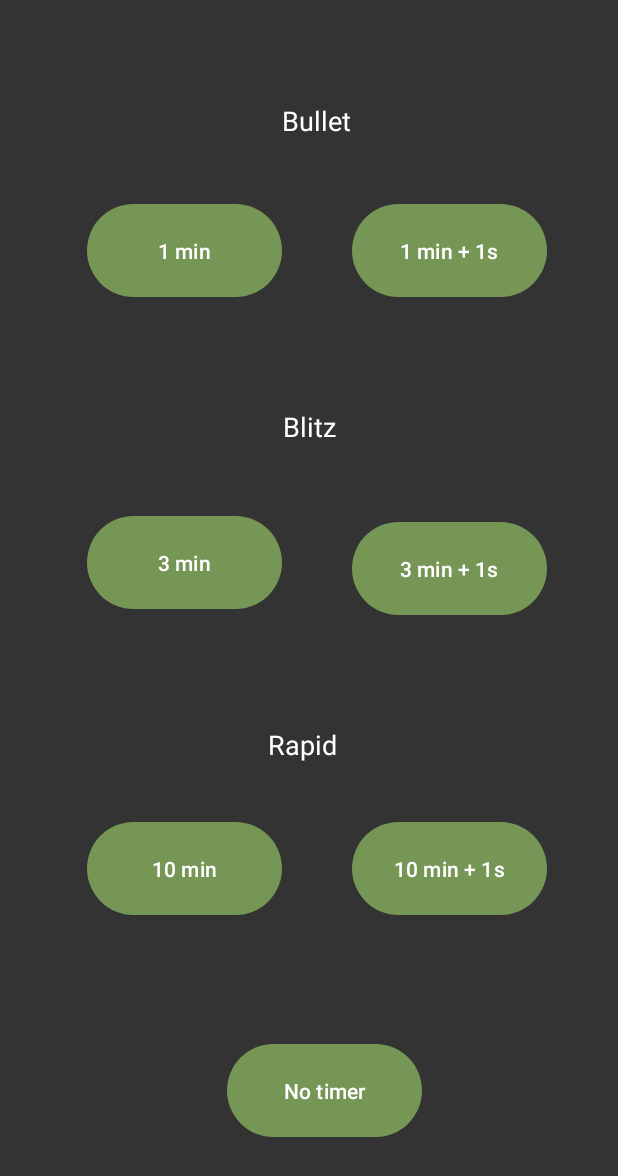
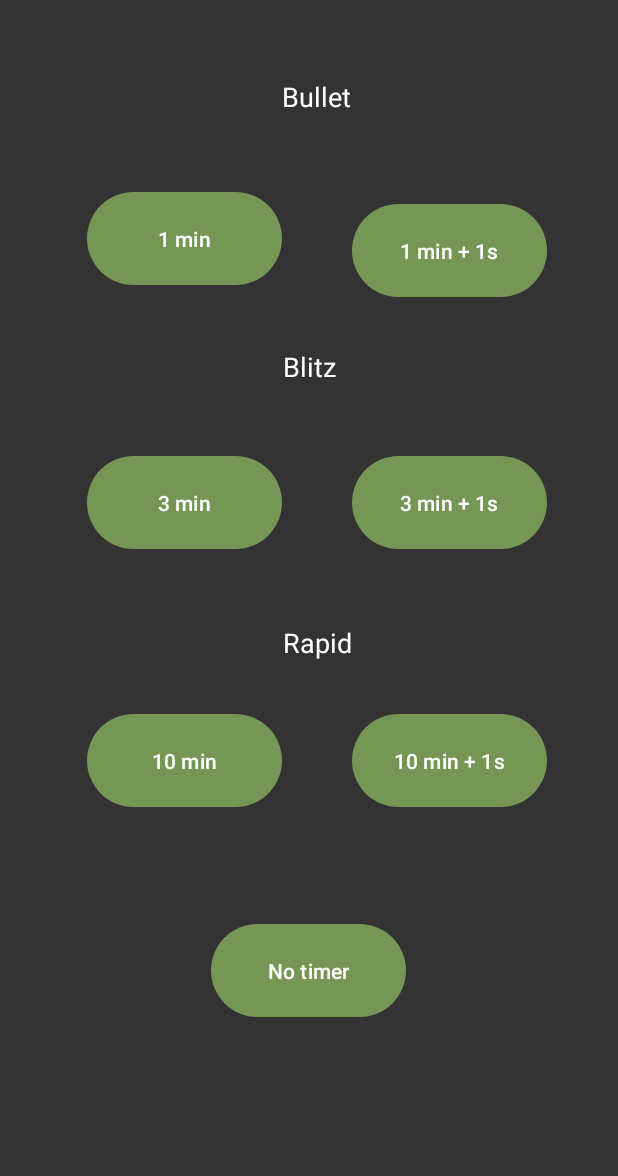
Before and after one commit to NabilAbdelouahed/Chess-Everywhere, an Android app: the ChooseTimer screen opened directly, with no data from a screen before it, on a phone screen of 412 x 824 dp. Shown: the top 1176 px of the screen. Run offline under Robolectric (Android 15) with nearby library versions, the phone set to English and light mode, and no system bars.

Commit message:
display adapted to screen fix remaining features to add { stalemate, en passant, show possible moves on the board for selected piece, red tile when king is checked, 50 moves rule}

```diff
--- a/app/src/main/res/layout/activity_choose_timer.xml
+++ b/app/src/main/res/layout/activity_choose_timer.xml
@@ -11,10 +11,10 @@
         android:id="@+id/bullet"
         android:layout_width="60dp"
         android:layout_height="70dp"
-        android:layout_marginTop="68dp"
+        android:layout_marginTop="52dp"
         android:text="Bullet"
+        android:textColor="@color/white"
         android:textSize="18sp"
-        android:textColor="@color/white"
         app:layout_constraintEnd_toEndOf="parent"
         app:layout_constraintHorizontal_bias="0.535"
         app:layout_constraintStart_toStartOf="parent"
@@ -24,9 +24,9 @@
         android:id="@+id/blitz_min"
         android:layout_width="130dp"
         android:layout_height="70dp"
-        android:layout_marginTop="340dp"
+        android:layout_marginTop="300dp"
+        android:onClick="timer_start"
         android:text="3 min"
-        android:onClick="timer_start"
         app:layout_constraintEnd_toEndOf="parent"
         app:layout_constraintHorizontal_bias="0.206"
         app:layout_constraintStart_toStartOf="parent"
@@ -36,9 +36,9 @@
         android:id="@+id/rapid_min_sec"
         android:layout_width="130dp"
         android:layout_height="70dp"
-        android:layout_marginTop="544dp"
+        android:layout_marginTop="472dp"
+        android:onClick="timer_start"
         android:text="10 min + 1s"
-        android:onClick="timer_start"
         app:layout_constraintEnd_toEndOf="parent"
         app:layout_constraintHorizontal_bias="0.832"
         app:layout_constraintStart_toStartOf="parent"
@@ -48,11 +48,11 @@
         android:id="@+id/no_timer"
         android:layout_width="130dp"
         android:layout_height="70dp"
-        android:layout_marginTop="692dp"
+        android:layout_marginTop="612dp"
+        android:onClick="no_timer_start"
         android:text="No timer"
-        android:onClick="no_timer_start"
         app:layout_constraintEnd_toEndOf="parent"
-        app:layout_constraintHorizontal_bias="0.537"
+        app:layout_constraintHorizontal_bias="0.498"
         app:layout_constraintStart_toStartOf="parent"
         app:layout_constraintTop_toTopOf="parent" />
 
@@ -60,9 +60,9 @@
         android:id="@+id/blitz_min_sec"
         android:layout_width="130dp"
         android:layout_height="70dp"
-        android:layout_marginTop="344dp"
+        android:layout_marginTop="300dp"
+        android:onClick="timer_start"
         android:text="3 min + 1s"
-        android:onClick="timer_start"
         app:layout_constraintEnd_toEndOf="parent"
         app:layout_constraintHorizontal_bias="0.832"
         app:layout_constraintStart_toStartOf="parent"
@@ -72,9 +72,9 @@
         android:id="@+id/rapid_min"
         android:layout_width="130dp"
         android:layout_height="70dp"
-        android:layout_marginTop="544dp"
+        android:layout_marginTop="472dp"
+        android:onClick="timer_start"
         android:text="10 min"
-        android:onClick="timer_start"
         app:layout_constraintEnd_toEndOf="parent"
         app:layout_constraintHorizontal_bias="0.206"
         app:layout_constraintStart_toStartOf="parent"
@@ -96,12 +96,12 @@
         android:id="@+id/rapid"
         android:layout_width="130dp"
         android:layout_height="70dp"
-        android:layout_marginTop="484dp"
+        android:layout_marginTop="416dp"
         android:text="Rapid"
+        android:textColor="@color/white"
         android:textSize="18sp"
-        android:textColor="@color/white"
         app:layout_constraintEnd_toEndOf="parent"
-        app:layout_constraintHorizontal_bias="0.633"
+        app:layout_constraintHorizontal_bias="0.669"
         app:layout_constraintStart_toStartOf="parent"
         app:layout_constraintTop_toTopOf="parent" />
 
@@ -109,10 +109,10 @@
         android:id="@+id/blitz"
         android:layout_width="130dp"
         android:layout_height="70dp"
-        android:layout_marginTop="272dp"
+        android:layout_marginTop="232dp"
         android:text="Blitz"
+        android:textColor="@color/white"
         android:textSize="18sp"
-        android:textColor="@color/white"
         app:layout_constraintEnd_toEndOf="parent"
         app:layout_constraintHorizontal_bias="0.669"
         app:layout_constraintStart_toStartOf="parent"
@@ -122,9 +122,9 @@
         android:id="@+id/bullet_min"
         android:layout_width="130dp"
         android:layout_height="70dp"
-        android:layout_marginTop="132dp"
+        android:layout_marginTop="124dp"
+        android:onClick="timer_start"
         android:text="1 min"
-        android:onClick="timer_start"
         app:layout_constraintEnd_toEndOf="parent"
         app:layout_constraintHorizontal_bias="0.206"
         app:layout_constraintStart_toStartOf="parent"
--- a/app/src/main/res/layout/activity_timer_game.xml
+++ b/app/src/main/res/layout/activity_timer_game.xml
@@ -534,7 +534,9 @@
         android:layout_width="wrap_content"
         android:layout_height="wrap_content"
         android:clickable="true"
+        android:layout_gravity="center"
         android:onClick="restartGame"
+        android:scaleType="center"
         app:srcCompat="@android:drawable/ic_menu_rotate" />
 
 </LinearLayout>
```
